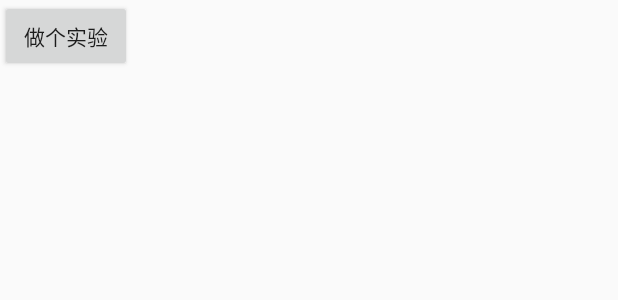
After one commit to TaurusTrue/Headline_reader, an Android app: the layout activity_main.xml on its own in the app's theme, with its tools: preview values and no code run, on a phone screen of 412 x 824 dp. The commit adds this screen. Shown: the top 300 px of the screen. Run offline under Robolectric (Android 15) with nearby library versions, the phone set to English and light mode, and no system bars.

```diff
--- a/app/src/main/AndroidManifest.xml
+++ b/app/src/main/AndroidManifest.xml
@@ -1,6 +1,8 @@
 <?xml version="1.0" encoding="utf-8"?>
 <manifest xmlns:android="http://schemas.android.com/apk/res/android"
     package="com.example.headline_reader">
+
+    <uses-permission android:name="android.permission.INTERNET" />
 
     <application
         android:allowBackup="true"
--- a/app/src/main/java/com/example/headline_reader/Date/News.java
+++ b/app/src/main/java/com/example/headline_reader/Date/News.java
@@ -22,8 +22,8 @@ public class News {
         return imageUrl;
     }
 
-    public void setImageUrl(String mImageUrl) {
-        this.imageUrl = mImageUrl;
+    public void setImageUrl(String imageUrl) {
+        this.imageUrl = imageUrl;
     }
 
     public String getNewsTitle() {
--- a/app/src/main/java/com/example/headline_reader/Main2Activity.java
+++ b/app/src/main/java/com/example/headline_reader/Main2Activity.java
@@ -2,6 +2,8 @@ package com.example.headline_reader;
 
 import android.support.v7.app.AppCompatActivity;
 import android.os.Bundle;
+
+import com.example.headline_reader.NetUtils.HttpRequestUtil;
 
 public class Main2Activity extends AppCompatActivity {
 
--- /dev/null
+++ b/app/src/main/res/layout/activity_main.xml
@@ -0,0 +1,13 @@
+<?xml version="1.0" encoding="utf-8"?>
+<LinearLayout
+    xmlns:android="http://schemas.android.com/apk/res/android" android:layout_width="match_parent"
+    android:layout_height="match_parent">
+
+
+    <Button
+        android:id="@+id/button1"
+        android:layout_width="wrap_content"
+        android:layout_height="wrap_content"
+        android:text="做个实验"/>
+
+</LinearLayout>
```
Also changed, not shown: app/src/main/java/com/example/headline_reader/MainActivity.java (+44 -0 lines), app/src/main/java/com/example/headline_reader/NetUtils/BitmapUtil.java (added, +9 -0 lines), app/src/main/java/com/example/headline_reader/NetUtils/HttpRequestUtil.java (+5 -11 lines).
